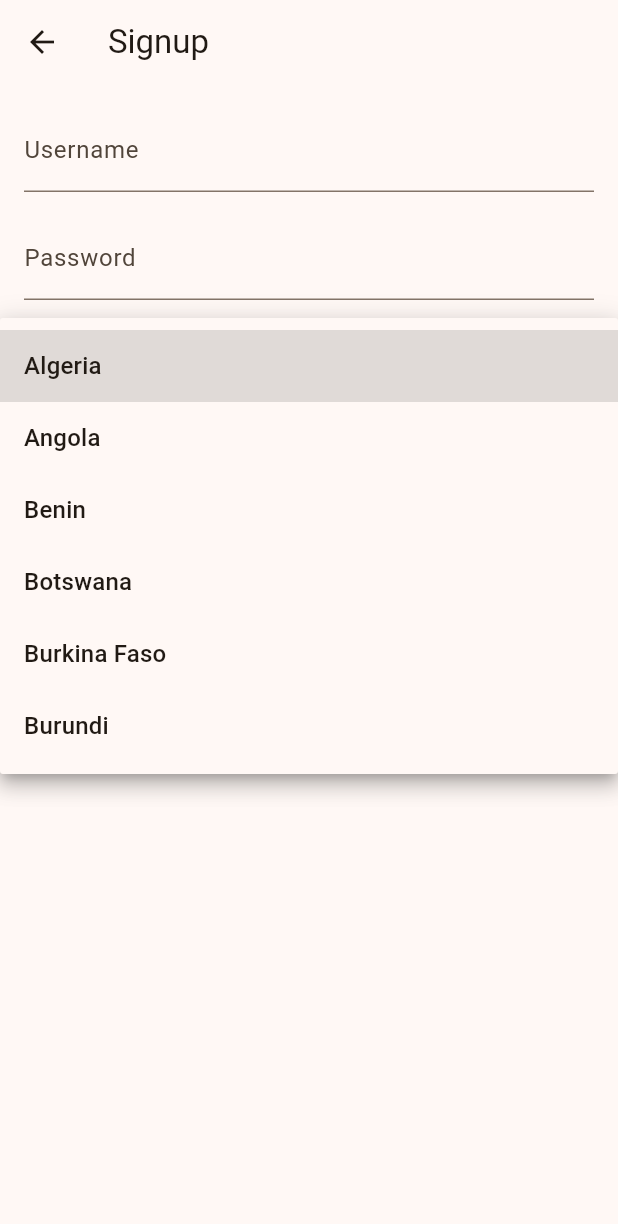
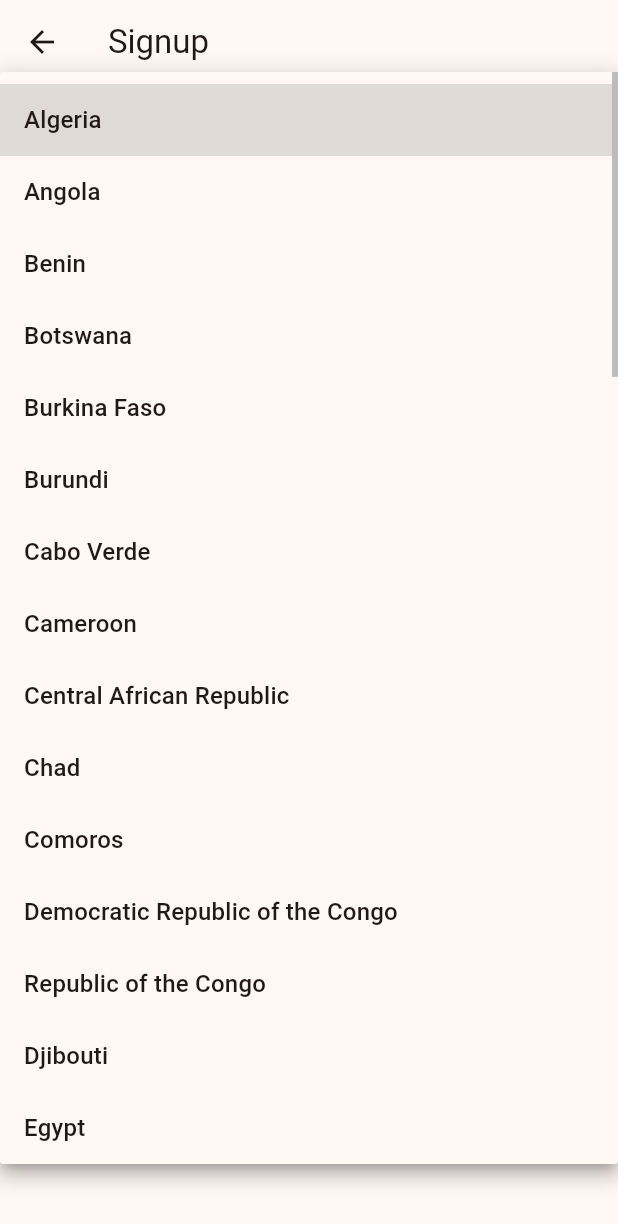
Before and after one commit to SethMegbetor/Food_Ivoire, a Flutter app: the SignupPage screen opened directly, after a tap on "Country", on a phone screen of 412 x 824 dp. Shown: the top 1224 px of the screen. Run offline on Flutter 3.47's test engine with Material 2 defaults, Android fonts, the phone set to English and light mode, and no system bars; our stand-ins replace dotted_border, flashy_tab_bar2, flutter_slidable, simple_animations.

Commit message:
added a list of african countries

```diff
--- a/lib/pages/signup_page.dart
+++ b/lib/pages/signup_page.dart
@@ -143,6 +143,54 @@ class _SignupPageState extends State<SignupPage> {
     'Botswana',
     'Burkina Faso',
     'Burundi',
+    'Cabo Verde',
+    'Cameroon',
+    'Central African Republic',
+    'Chad',
+    'Comoros',
+    'Democratic Republic of the Congo',
+    'Republic of the Congo',
+    'Djibouti',
+    'Egypt',
+    'Equatorial Guinea',
+    'Eritrea',
+    'Eswatini',
+    'Ethiopia',
+    'Gabon',
+    'Gambia',
+    'Ghana',
+    'Guinea',
+    'Guinea-Bissau',
+    'Ivory Coast',
+    'Kenya',
+    'Lesotho',
+    'Liberia',
+    'Libya',
+    'Madagascar',
+    'Malawi',
+    'Mali',
+    'Mauritania',
+    'Mauritius',
+    'Morocco',
+    'Mozambique',
+    'Namibia',
+    'Niger',
+    'Nigeria',
+    'Rwanda',
+    'Sao Tome and Principe',
+    'Senegal',
+    'Seychelles',
+    'Sierra Leone',
+    'Somalia',
+    'South Africa',
+    'South Sudan',
+    'Sudan',
+    'Tanzania',
+    'Togo',
+    'Tunisia',
+    'Uganda',
+    'Zambia',
+    'Zimbabwe'
     // Add more African countries here...
   ];
 
@@ -256,7 +304,7 @@ class SuccessPage extends StatelessWidget {
               'Country: ${country ?? ""}', // Add null check using ??
               style: TextStyle(fontSize: 18.0),
             ),
-             SizedBox(height: 16.0),
+            SizedBox(height: 16.0),
             TextButton(
               onPressed: () {
                 // Navigate to another page
```
